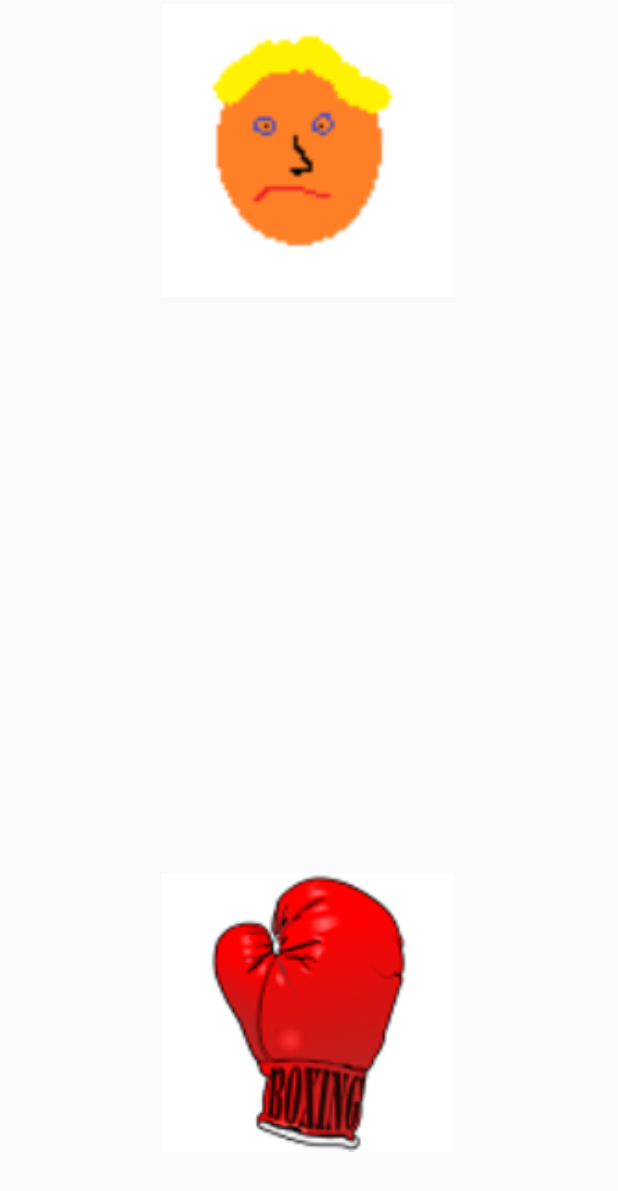
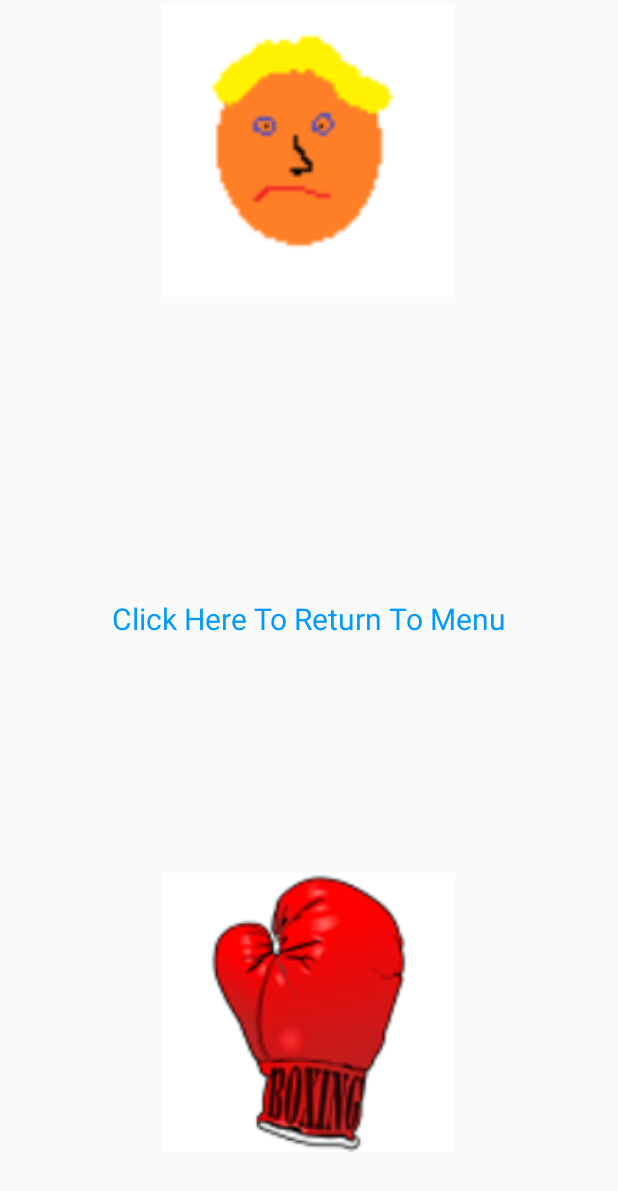
Before and after one commit to AppMiester/PrezPunchByTribal, an Android app: the layout activity_punch.xml on its own in the app's theme, with its tools: preview values and no code run, on a phone screen of 412 x 824 dp. Shown: the top 1191 px of the screen. Run offline under Robolectric (Android 15) with nearby library versions, the phone set to English and light mode, and no system bars.

```diff
--- a/app/src/main/res/layout/activity_punch.xml
+++ b/app/src/main/res/layout/activity_punch.xml
@@ -27,4 +27,26 @@
         android:onClick="punch"/>
 
 
+    <android.support.constraint.ConstraintLayout
+        android:layout_width="match_parent"
+        android:layout_height="match_parent">
+
+        <TextView
+            android:id="@+id/returnToMenu"
+            android:layout_width="wrap_content"
+            android:layout_height="wrap_content"
+            android:text="Click Here To Return To Menu"
+            android:textColor="@color/blue"
+            android:textSize="20sp"
+            android:onClick="returnToMenu"
+            app:layout_constraintBottom_toBottomOf="parent"
+            app:layout_constraintEnd_toEndOf="parent"
+            app:layout_constraintHorizontal_bias="0.5"
+            app:layout_constraintStart_toStartOf="parent"
+            app:layout_constraintTop_toTopOf="parent" />
+
+
+    </android.support.constraint.ConstraintLayout>
+
+
 </RelativeLayout>
```
Also changed, not shown: app/src/main/java/tribalway/prezpunchby/com/prezpunchbytribal/Punch.java (+51 -15 lines).
